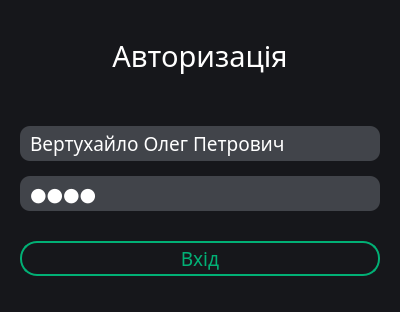
The window that src/View/login.ui (Fyz-dev/GunStore) describes before a commit, drawn with Qt 5.
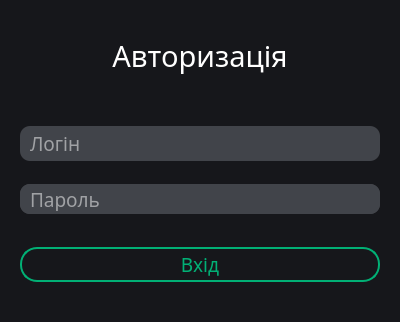
The same window after the commit. Icons and pictures are not drawn.

Commit message: Add show and hide password.

Diff of the .ui file:
```diff
--- a/src/View/login.ui
+++ b/src/View/login.ui
@@ -7,7 +7,7 @@
     <x>0</x>
     <y>0</y>
     <width>400</width>
-    <height>312</height>
+    <height>322</height>
    </rect>
   </property>
   <property name="minimumSize">
@@ -60,10 +60,30 @@
 	padding-left: 8px; 
 	padding-top: 3px;
 	padding-bottom: 3px;
+}
+
+QWidget#widget {
+	background-color: #41444a;
+	color: white;
+	border-radius: 10px;
+}
+
+QPushButton#buttonShowPassword{
+	background-color: #41444a;
+	border: none;
+	border-bottom-right-radius: 10px;
+	border-top-right-radius: 10px;
+}
+
+QPushButton#buttonShowPassword::hover{
+	background-color: #626770;
 }</string>
   </property>
-  <layout class="QVBoxLayout" name="verticalLayout_2">
-   <item>
+  <layout class="QGridLayout" name="gridLayout_2">
+   <property name="bottomMargin">
+    <number>15</number>
+   </property>
+   <item row="0" column="0">
     <layout class="QGridLayout" name="gridLayout">
      <property name="verticalSpacing">
       <number>20</number>
@@ -109,6 +129,38 @@
        </property>
       </widget>
      </item>
+     <item row="3" column="0">
+      <spacer name="verticalSpacer_3">
+       <property name="orientation">
+        <enum>Qt::Vertical</enum>
+       </property>
+       <property name="sizeType">
+        <enum>QSizePolicy::Fixed</enum>
+       </property>
+       <property name="sizeHint" stdset="0">
+        <size>
+         <width>20</width>
+         <height>13</height>
+        </size>
+       </property>
+      </spacer>
+     </item>
+     <item row="1" column="0">
+      <spacer name="verticalSpacer">
+       <property name="orientation">
+        <enum>Qt::Vertical</enum>
+       </property>
+       <property name="sizeType">
+        <enum>QSizePolicy::Fixed</enum>
+       </property>
+       <property name="sizeHint" stdset="0">
+        <size>
+         <width>20</width>
+         <height>30</height>
+        </size>
+       </property>
+      </spacer>
+     </item>
      <item row="2" column="0">
       <layout class="QVBoxLayout" name="verticalLayout">
        <property name="spacing">
@@ -135,7 +187,7 @@
           </size>
          </property>
          <property name="text">
-          <string>Вертухайло Олег Петрович</string>
+          <string/>
          </property>
          <property name="placeholderText">
           <string>Логін</string>
@@ -153,11 +205,41 @@
          <property name="sizeHint" stdset="0">
           <size>
            <width>20</width>
-           <height>5</height>
+           <height>13</height>
           </size>
          </property>
         </spacer>
        </item>
+       <item>
+        <widget class="QWidget" name="widget" native="true">
+         <property name="minimumSize">
+          <size>
+           <width>360</width>
+           <height>30</height>
+          </size>
+         </property>
+         <property name="maximumSize">
+          <size>
+           <width>360</width>
+           <height>30</height>
+          </size>
+         </property>
+         <layout class="QHBoxLayout" name="horizontalLayout">
+          <property name="spacing">
+           <number>0</number>
+          </property>
+          <property name="leftMargin">
+           <number>0</number>
+          </property>
+          <property name="topMargin">
+           <number>0</number>
+          </property>
+          <property name="rightMargin">
+           <number>0</number>
+          </property>
+          <property name="bottomMargin">
+           <number>0</number>
+          </property>
        <item>
         <widget class="QLineEdit" name="lineEdit_Password">
          <property name="sizePolicy">
@@ -168,21 +250,21 @@
          </property>
          <property name="minimumSize">
           <size>
-           <width>360</width>
+              <width>330</width>
            <height>30</height>
           </size>
          </property>
          <property name="maximumSize">
           <size>
-           <width>360</width>
-           <height>16777215</height>
+              <width>330</width>
+              <height>30</height>
           </size>
          </property>
          <property name="inputMethodHints">
           <set>Qt::ImhHiddenText|Qt::ImhNoAutoUppercase|Qt::ImhNoPredictiveText|Qt::ImhSensitiveData</set>
          </property>
          <property name="text">
-          <string>1111</string>
+             <string/>
          </property>
          <property name="echoMode">
           <enum>QLineEdit::Password</enum>
@@ -192,11 +274,41 @@
          </property>
         </widget>
        </item>
+          <item>
+           <widget class="QPushButton" name="buttonShowPassword">
+            <property name="minimumSize">
+             <size>
+              <width>50</width>
+              <height>30</height>
+             </size>
+            </property>
+            <property name="maximumSize">
+             <size>
+              <width>30</width>
+              <height>30</height>
+             </size>
+            </property>
+            <property name="text">
+             <string/>
+            </property>
+            <property name="icon">
+             <iconset resource="../../resources/images.qrc">
+              <normaloff>:/WhiteIcon/images/hide.png</normaloff>:/WhiteIcon/images/hide.png</iconset>
+            </property>
+            <property name="iconSize">
+             <size>
+              <width>30</width>
+              <height>30</height>
+             </size>
+            </property>
+           </widget>
+          </item>
+         </layout>
+        </widget>
+       </item>
       </layout>
      </item>
      <item row="4" column="0">
-      <layout class="QHBoxLayout" name="horizontalLayout">
-       <item>
         <widget class="QPushButton" name="Button_Login">
          <property name="minimumSize">
           <size>
@@ -222,24 +334,6 @@
        </item>
       </layout>
      </item>
-     <item row="3" column="0">
-      <spacer name="verticalSpacer_3">
-       <property name="orientation">
-        <enum>Qt::Vertical</enum>
-       </property>
-       <property name="sizeType">
-        <enum>QSizePolicy::Fixed</enum>
-       </property>
-       <property name="sizeHint" stdset="0">
-        <size>
-         <width>20</width>
-         <height>10</height>
-        </size>
-       </property>
-      </spacer>
-     </item>
-    </layout>
-   </item>
   </layout>
   <zorder></zorder>
  </widget>
```
Left out of the diff: 20 changed lines with no effect on the pictures. Lines whose indentation alone changed are shown as unchanged. The commit also changes 10 other files.
